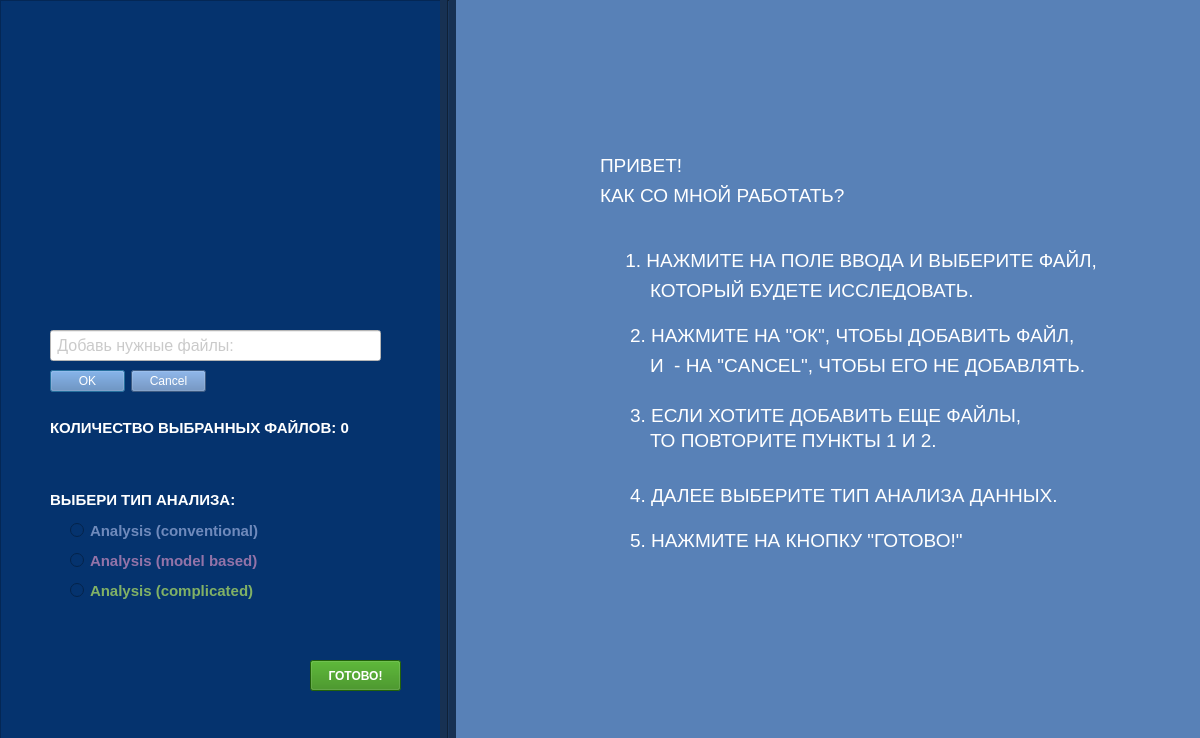
Before: the Qt Designer form first_window.ui in EcuaDora/Dogs_interface, drawn with Qt 5.
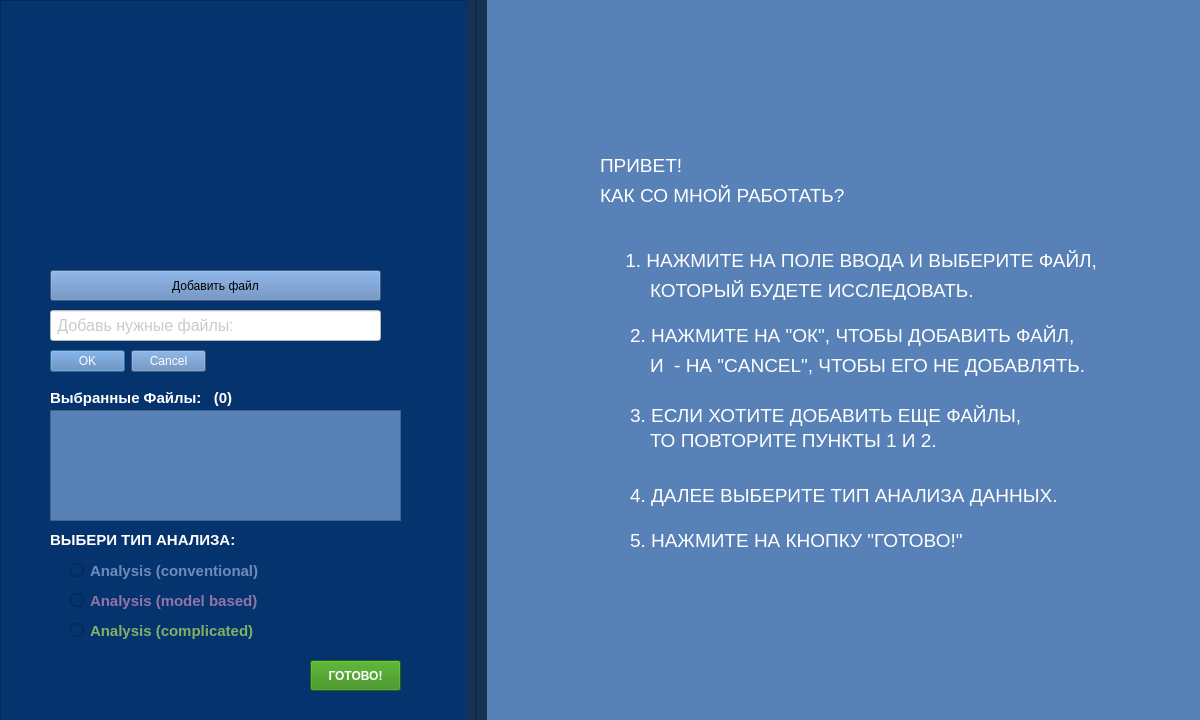
After: the same form once the commit is applied. Icons and pictures are not drawn.

```diff
--- a/first_window.ui
+++ b/first_window.ui
@@ -10,7 +10,7 @@
     <x>0</x>
     <y>0</y>
     <width>1200</width>
-    <height>738</height>
+    <height>720</height>
    </rect>
   </property>
   <property name="minimumSize">
@@ -285,8 +285,8 @@
    <widget class="QLabel" name="logo">
     <property name="geometry">
      <rect>
-      <x>70</x>
-      <y>50</y>
+      <x>60</x>
+      <y>10</y>
       <width>301</width>
       <height>251</height>
      </rect>
@@ -298,15 +298,15 @@
      <string/>
     </property>
     <property name="pixmap">
-     <pixmap>../../Downloads/imgonline-com-ua-Resize-Pqc1dDhY21H0(1).png</pixmap>
+     <pixmap>main_logo.png</pixmap>
     </property>
    </widget>
-   <widget class="QLabel" name="label_2">
+   <widget class="QLabel" name="ChosenFilesLabel">
     <property name="geometry">
      <rect>
       <x>50</x>
-      <y>420</y>
-      <width>331</width>
+      <y>390</y>
+      <width>311</width>
       <height>16</height>
      </rect>
     </property>
@@ -323,14 +323,14 @@
 background-color: rgb(5, 51, 110);</string>
     </property>
     <property name="text">
-     <string>КОЛИЧЕСТВО ВЫБРАННЫХ ФАЙЛОВ: 0 </string>
+     <string>Выбранные Файлы:   (0)</string>
     </property>
    </widget>
    <widget class="QLabel" name="label_3">
     <property name="geometry">
      <rect>
       <x>50</x>
-      <y>490</y>
+      <y>530</y>
       <width>331</width>
       <height>20</height>
      </rect>
@@ -351,11 +351,11 @@
      <string>ВЫБЕРИ ТИП АНАЛИЗА:</string>
     </property>
    </widget>
-   <widget class="QRadioButton" name="radioButton_2">
+   <widget class="QRadioButton" name="AnalysisType1">
     <property name="geometry">
      <rect>
       <x>70</x>
-      <y>520</y>
+      <y>560</y>
       <width>331</width>
       <height>21</height>
      </rect>
@@ -368,6 +368,9 @@
       <bold>true</bold>
      </font>
     </property>
+    <property name="toolTip">
+     <string>type_1</string>
+    </property>
     <property name="styleSheet">
      <string notr="true">color: rgb(111, 138, 188);
 background-color: rgb(5, 51, 110);</string>
@@ -376,11 +379,11 @@
      <string>Analysis (conventional)</string>
     </property>
    </widget>
-   <widget class="QRadioButton" name="radioButton_3">
+   <widget class="QRadioButton" name="AnalysisType2">
     <property name="geometry">
      <rect>
       <x>70</x>
-      <y>550</y>
+      <y>590</y>
       <width>289</width>
       <height>21</height>
      </rect>
@@ -393,6 +396,9 @@
       <bold>true</bold>
      </font>
     </property>
+    <property name="toolTip">
+     <string>type_2</string>
+    </property>
     <property name="styleSheet">
      <string notr="true">color: rgb(147, 115, 168);
 background-color: rgb(5, 51, 110);</string>
@@ -401,11 +407,11 @@
      <string>Analysis (model based)</string>
     </property>
    </widget>
-   <widget class="QRadioButton" name="radioButton">
+   <widget class="QRadioButton" name="AnalysisType3">
     <property name="geometry">
      <rect>
       <x>70</x>
-      <y>580</y>
+      <y>620</y>
       <width>289</width>
       <height>21</height>
      </rect>
@@ -418,6 +424,9 @@
       <bold>true</bold>
      </font>
     </property>
+    <property name="toolTip">
+     <string>type_3</string>
+    </property>
     <property name="styleSheet">
      <string notr="true">color: rgb(129, 177, 101);
 background-color: rgb(5, 51, 110);</string>
@@ -426,7 +435,7 @@
      <string>Analysis (complicated)</string>
     </property>
    </widget>
-   <widget class="QPushButton" name="pushButton">
+   <widget class="QPushButton" name="PushButtonConfirm">
     <property name="geometry">
      <rect>
       <x>310</x>
@@ -456,9 +465,9 @@
    <widget class="Line" name="border">
     <property name="geometry">
      <rect>
-      <x>440</x>
+      <x>467</x>
       <y>0</y>
-      <width>16</width>
+      <width>20</width>
       <height>741</height>
      </rect>
     </property>
@@ -475,7 +484,7 @@
      <rect>
       <x>0</x>
       <y>0</y>
-      <width>451</width>
+      <width>471</width>
       <height>741</height>
      </rect>
     </property>
@@ -484,11 +493,11 @@
 border-color: rgb(5, 51, 110);</string>
     </property>
    </widget>
-   <widget class="QLineEdit" name="lineEdit">
+   <widget class="QLineEdit" name="FileSearchLineEdit">
     <property name="geometry">
      <rect>
       <x>50</x>
-      <y>330</y>
+      <y>310</y>
       <width>331</width>
       <height>31</height>
      </rect>
@@ -509,11 +518,11 @@
      <string> Добавь нужные файлы: </string>
     </property>
    </widget>
-   <widget class="QDialogButtonBox" name="buttonBox">
+   <widget class="QDialogButtonBox" name="AccpeptFile">
     <property name="geometry">
      <rect>
       <x>50</x>
-      <y>370</y>
+      <y>350</y>
       <width>156</width>
       <height>23</height>
      </rect>
@@ -525,6 +534,29 @@
      <set>QDialogButtonBox::Cancel|QDialogButtonBox::Ok</set>
     </property>
    </widget>
+   <widget class="QPushButton" name="AddFile">
+    <property name="geometry">
+     <rect>
+      <x>50</x>
+      <y>270</y>
+      <width>331</width>
+      <height>31</height>
+     </rect>
+    </property>
+    <property name="text">
+     <string>Добавить файл</string>
+    </property>
+   </widget>
+   <widget class="QListWidget" name="FilesList">
+    <property name="geometry">
+     <rect>
+      <x>50</x>
+      <y>410</y>
+      <width>351</width>
+      <height>111</height>
+     </rect>
+    </property>
+   </widget>
    <zorder>left_side_bar</zorder>
    <zorder>label_6</zorder>
    <zorder>label_8</zorder>
@@ -536,16 +568,18 @@
    <zorder>label_12</zorder>
    <zorder>label_13</zorder>
    <zorder>label_9</zorder>
-   <zorder>label_2</zorder>
+   <zorder>ChosenFilesLabel</zorder>
    <zorder>label_3</zorder>
-   <zorder>radioButton_2</zorder>
-   <zorder>radioButton_3</zorder>
-   <zorder>radioButton</zorder>
+   <zorder>AnalysisType1</zorder>
+   <zorder>AnalysisType2</zorder>
+   <zorder>AnalysisType3</zorder>
    <zorder>border</zorder>
    <zorder>logo</zorder>
-   <zorder>lineEdit</zorder>
-   <zorder>buttonBox</zorder>
-   <zorder>pushButton</zorder>
+   <zorder>FileSearchLineEdit</zorder>
+   <zorder>AccpeptFile</zorder>
+   <zorder>PushButtonConfirm</zorder>
+   <zorder>AddFile</zorder>
+   <zorder>FilesList</zorder>
   </widget>
  </widget>
  <resources/>
```
